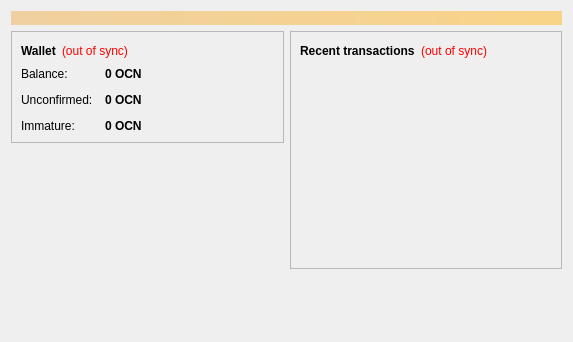
Qt form src/qt/forms/overviewpage.ui (falconcoin/FalCoin) before a commit.
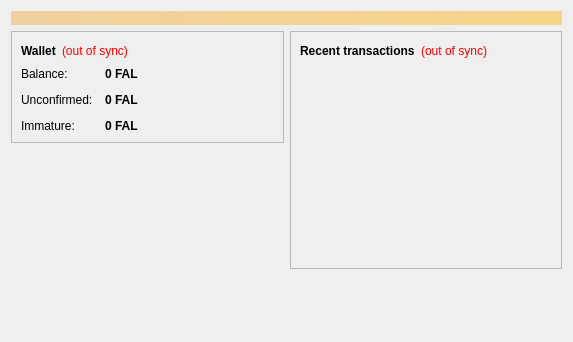
The same form after that commit. Icons and pictures are not drawn.

```diff
--- a/src/qt/forms/overviewpage.ui
+++ b/src/qt/forms/overviewpage.ui
@@ -122,7 +122,7 @@
                <string>Your current balance</string>
               </property>
               <property name="text">
-               <string notr="true">0 OCN</string>
+               <string notr="true">0 FAL</string>
               </property>
               <property name="textInteractionFlags">
                <set>Qt::LinksAccessibleByMouse|Qt::TextSelectableByKeyboard|Qt::TextSelectableByMouse</set>
@@ -151,7 +151,7 @@
                <string>Total of transactions that have yet to be confirmed, and do not yet count toward the current balance</string>
               </property>
               <property name="text">
-               <string notr="true">0 OCN</string>
+               <string notr="true">0 FAL</string>
               </property>
               <property name="textInteractionFlags">
                <set>Qt::LinksAccessibleByMouse|Qt::TextSelectableByKeyboard|Qt::TextSelectableByMouse</set>
@@ -177,7 +177,7 @@
                <string>Mined balance that has not yet matured</string>
               </property>
               <property name="text">
-               <string notr="true">0 OCN</string>
+               <string notr="true">0 FAL</string>
               </property>
               <property name="textInteractionFlags">
                <set>Qt::LinksAccessibleByMouse|Qt::TextSelectableByKeyboard|Qt::TextSelectableByMouse</set>
```
